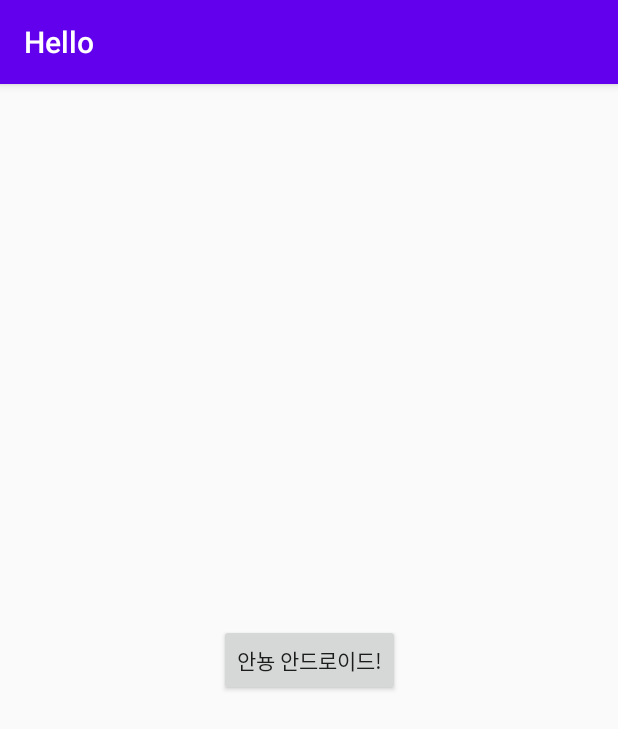
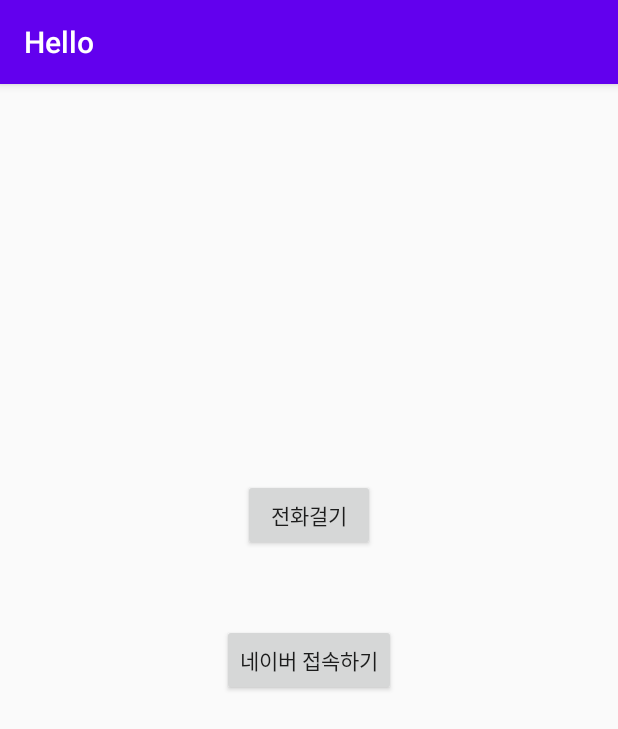
Before and after one commit to RBWSN/AndroidStudioProjects, an Android app: the screen it shows after launch (MainActivity), on a phone screen of 412 x 824 dp. Shown: the top 729 px of the screen. Run offline under Robolectric (Android 15) with nearby library versions, the phone set to English and light mode, and no system bars.

Commit message:
전화 걸기 및 url 연결

```diff
--- a/Hello/app/src/main/java/com/example/hello/MainActivity.java
+++ b/Hello/app/src/main/java/com/example/hello/MainActivity.java
@@ -2,6 +2,8 @@ package com.example.hello;
 
 import androidx.appcompat.app.AppCompatActivity;
 
+import android.content.Intent;
+import android.net.Uri;
 import android.os.Bundle;
 import android.view.View;
 import android.widget.Toast;
@@ -17,6 +19,12 @@ public class MainActivity extends AppCompatActivity {
 
 
     public void onButton1Clicked(View view) {
-        Toast.makeText(getApplicationContext(),"시작 버튼이 눌렸다",Toast.LENGTH_LONG).show();
+        Intent myintent = new Intent(Intent.ACTION_VIEW, Uri.parse("http://m.naver.com"));
+        startActivity(myintent);
+    }
+
+    public void onButton2Clicked(View v){
+        Intent myintent = new Intent(Intent.ACTION_VIEW,Uri.parse("tel:010-2336-4961"));
+        startActivity(myintent);
     }
 }
--- a/Hello/app/src/main/res/layout/activity_main.xml
+++ b/Hello/app/src/main/res/layout/activity_main.xml
@@ -6,18 +6,28 @@
     android:layout_height="match_parent"
     tools:context=".MainActivity">
 
+    <Button
+        android:id="@+id/button3"
+        android:layout_width="wrap_content"
+        android:layout_height="wrap_content"
+        android:text="네이버 접속하기"
+        app:layout_constraintBottom_toBottomOf="parent"
+        app:layout_constraintEnd_toEndOf="parent"
+        app:layout_constraintStart_toStartOf="parent"
+        app:layout_constraintTop_toTopOf="parent"
+        android:onClick="onButton1Clicked"
+        />
 
     <Button
+        android:id="@+id/button4"
         android:layout_width="wrap_content"
         android:layout_height="wrap_content"
-        android:text="안뇽 안드로이드!"
+        android:text="전화걸기"
         app:layout_constraintBottom_toBottomOf="parent"
-        app:layout_constraintLeft_toLeftOf="parent"
-        app:layout_constraintRight_toRightOf="parent"
+        app:layout_constraintEnd_toEndOf="parent"
+        app:layout_constraintStart_toStartOf="parent"
         app:layout_constraintTop_toTopOf="parent"
-        android:onClick="onButton1Clicked"
-
+        app:layout_constraintVertical_bias="0.366"
+        android:onClick="onButton2Clicked"
         />
-
-
 </androidx.constraintlayout.widget.ConstraintLayout>
```
